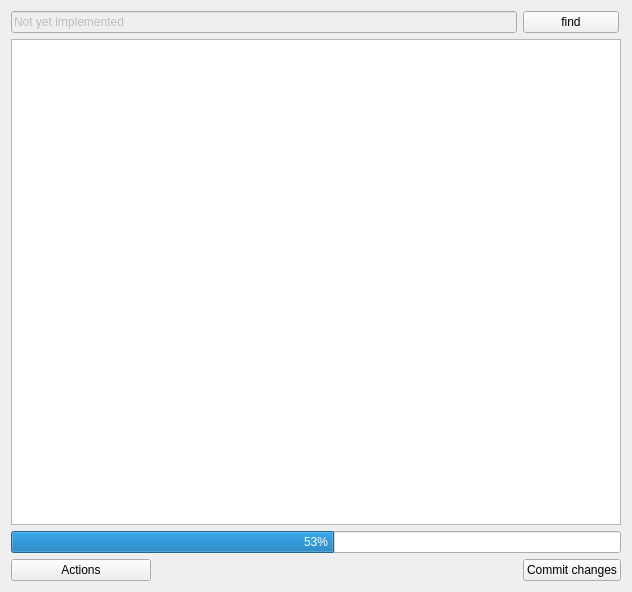
Before: the Qt Designer form ui/manager.ui in euroelessar/qutim, drawn with Qt 5.
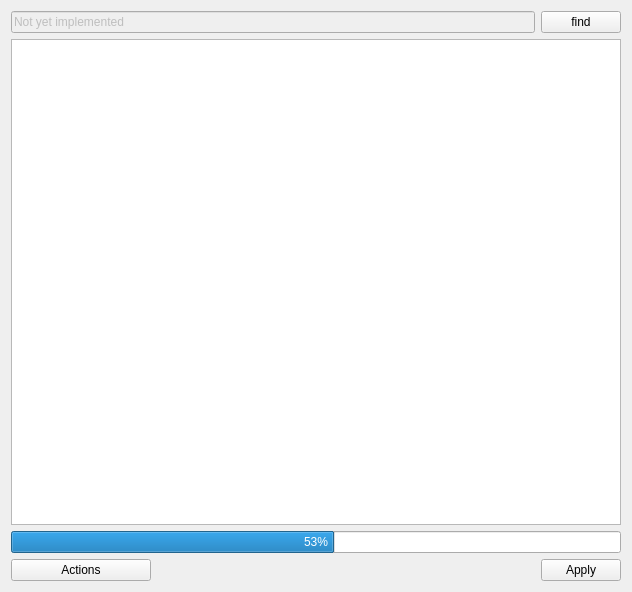
After: the same form once the commit is applied. Icons and pictures are not drawn.

Commit message: Rename "commit changes" to "apply"

```diff
--- a/ui/manager.ui
+++ b/ui/manager.ui
@@ -58,7 +58,7 @@
    <item row="13" column="5">
     <widget class="QPushButton" name="okButton">
      <property name="text">
-      <string>Commit changes</string>
+      <string>Apply</string>
      </property>
     </widget>
    </item>
```
